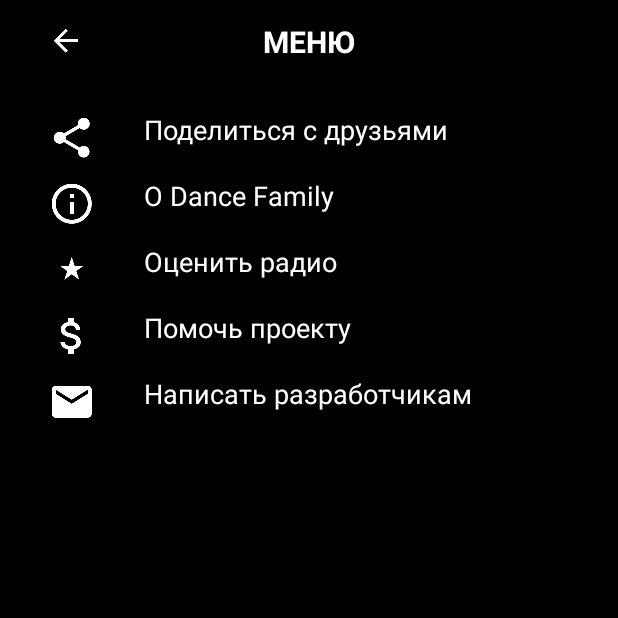
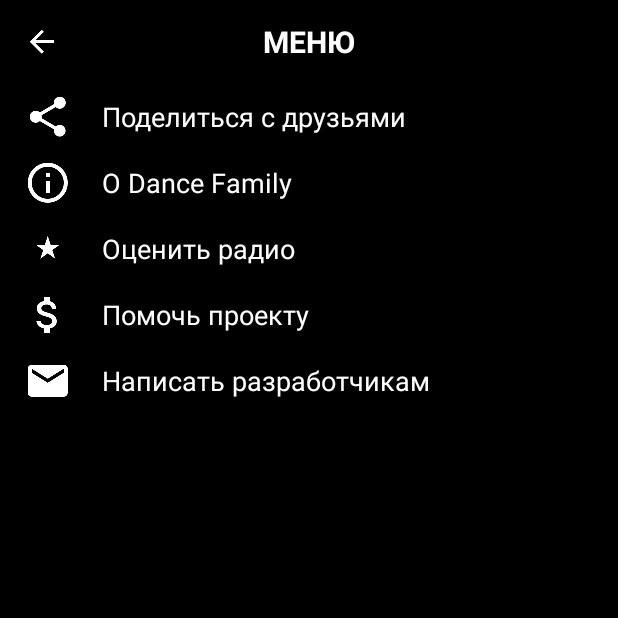
Before and after one commit to kalter704/testDFRadio, an Android app: the MenuActivity screen opened directly, with no data from a screen before it, on a phone screen of 412 x 824 dp, the top half of it. Run offline under Robolectric (Android 15) with nearby library versions, the phone set to English and light mode, and no system bars.

Commit message:
поправил размеры и добавил анимации к картинкам

```diff
--- a/app/src/main/java/com/example/vasiliy/testdfradio/Activityes/MainActivity.java
+++ b/app/src/main/java/com/example/vasiliy/testdfradio/Activityes/MainActivity.java
@@ -16,7 +16,6 @@ import com.example.vasiliy.testdfradio.R;
 
 
 public class MainActivity extends AppCompatActivity {
-
 
 
     @Override
@@ -40,13 +39,14 @@ public class MainActivity extends AppCompatActivity {
     }
 
     private void initViews() {
-        (findViewById(R.id.ivMenu)).setOnClickListener(new View.OnClickListener() {
+        (findViewById(R.id.rlMenu)).setOnClickListener(new View.OnClickListener() {
             @Override
             public void onClick(View view) {
                 startActivity(new Intent(MainActivity.this, MenuActivity.class));
             }
         });
     }
+
     private void setupViewPager(ViewPager viewPager) {
         ViewPagerAdapter adapter = new ViewPagerAdapter(getSupportFragmentManager());
         adapter.addFragment(new AllRadioFragment(), getString(R.string.tab_all));
--- a/app/src/main/java/com/example/vasiliy/testdfradio/Activityes/MenuActivity.java
+++ b/app/src/main/java/com/example/vasiliy/testdfradio/Activityes/MenuActivity.java
@@ -30,7 +30,7 @@ public class MenuActivity extends AppCompatActivity implements View.OnClickListe
     }
 
     private void initAll() {
-        (findViewById(R.id.ivBack)).setOnClickListener(this);
+        (findViewById(R.id.rlBack)).setOnClickListener(this);
         (findViewById(R.id.llShare)).setOnClickListener(this);
         (findViewById(R.id.llInfo)).setOnClickListener(this);
         (findViewById(R.id.llStar)).setOnClickListener(this);
@@ -42,7 +42,7 @@ public class MenuActivity extends AppCompatActivity implements View.OnClickListe
     public void onClick(View view) {
         Intent intent = null;
         switch (view.getId()) {
-            case R.id.ivBack:
+            case R.id.rlBack:
                 finish();
                 break;
             case R.id.llShare:
--- /dev/null
+++ b/app/src/main/res/drawable/button_background.xml
@@ -0,0 +1,6 @@
+<?xml version="1.0" encoding="utf-8"?>
+<selector xmlns:android="http://schemas.android.com/apk/res/android">
+    <item android:drawable="@color/colorPressedMenuButton" android:state_pressed="true" />
+    <item android:drawable="@color/colorPressedMenuButton" android:state_focused="true" />
+    <item android:drawable="@color/colorPrimary" />
+</selector>
--- /dev/null
+++ b/app/src/main/res/drawable/menu_button_background.xml
@@ -0,0 +1,6 @@
+<?xml version="1.0" encoding="utf-8"?>
+<selector xmlns:android="http://schemas.android.com/apk/res/android">
+    <item android:drawable="@color/colorPressedMenuButton" android:state_pressed="true" />
+    <item android:drawable="@color/colorPressedMenuButton" android:state_focused="true" />
+    <item android:drawable="@color/colorPrimary" />
+</selector>
--- a/app/src/main/res/layout/activity_menu.xml
+++ b/app/src/main/res/layout/activity_menu.xml
@@ -16,8 +16,8 @@
             android:id="@+id/toolbar"
             android:layout_width="match_parent"
             android:layout_height="?attr/actionBarSize"
-            app:contentInsetEnd="@dimen/menu_activity_horizontal_margin"
-            app:contentInsetStart="@dimen/menu_activity_horizontal_margin">
+            app:contentInsetEnd="0dp"
+            app:contentInsetStart="0dp">
 
             <RelativeLayout xmlns:android="http://schemas.android.com/apk/res/android"
                 xmlns:app="http://schemas.android.com/apk/res-auto"
@@ -27,6 +27,13 @@
                 android:orientation="horizontal"
                 tools:background="#000000">
 
+                <RelativeLayout
+                    android:id="@+id/rlBack"
+                    android:layout_width="wrap_content"
+                    android:layout_height="match_parent"
+                    android:background="@drawable/button_background"
+                    android:paddingLeft="@dimen/activity_horizontal_margin"
+                    android:paddingRight="@dimen/activity_horizontal_margin">
 
                     <ImageView
                         android:id="@+id/ivBack"
@@ -34,11 +41,13 @@
                         android:layout_height="wrap_content"
                         android:layout_centerVertical="true"
                         app:srcCompat="@drawable/ic_arrow_back" />
+                </RelativeLayout>
 
 
                 <LinearLayout
                     android:layout_width="match_parent"
                     android:layout_height="wrap_content"
+                    android:layout_centerVertical="true"
                     android:orientation="vertical">
 
                     <TextView
@@ -59,10 +68,7 @@
     <android.support.v4.widget.NestedScrollView
         android:layout_width="match_parent"
         android:layout_height="match_parent"
-        android:layout_marginLeft="@dimen/menu_activity_horizontal_margin"
-        android:layout_marginRight="@dimen/menu_activity_horizontal_margin"
         app:layout_behavior="android.support.design.widget.AppBarLayout$ScrollingViewBehavior">
-
 
         <LinearLayout
             android:layout_width="match_parent"
@@ -70,17 +76,14 @@
             android:orientation="vertical">
 
             <LinearLayout
-                android:layout_width="match_parent"
-                android:layout_height="match_parent"
-                android:layout_marginTop="@dimen/menu_margin_top"
-                android:orientation="horizontal"
-                android:id="@+id/llShare">
+                android:id="@+id/llShare"
+                style="@style/style_layout_item_background">
 
                 <ImageView
                     android:id="@+id/imageView"
                     android:layout_width="wrap_content"
                     android:layout_height="wrap_content"
-                    android:layout_marginRight="@dimen/menu_activity_horizontal_margin"
+                    android:layout_marginRight="@dimen/menu_icons_margin_right"
                     app:srcCompat="@drawable/icon_share" />
 
                 <TextView
@@ -88,24 +91,21 @@
                     android:layout_width="wrap_content"
                     android:layout_height="wrap_content"
                     android:layout_gravity="center_vertical"
+                    android:layout_marginTop="@dimen/menu_margin_top_text_items"
                     android:text="@string/menu_shate"
                     android:textColor="@color/textColorPrimary"
-                    android:textSize="@dimen/text_size_menu_items"
-                    android:layout_marginTop="@dimen/menu_margin_top_text_items"/>
+                    android:textSize="@dimen/text_size_menu_items" />
             </LinearLayout>
 
             <LinearLayout
-                android:layout_width="match_parent"
-                android:layout_height="match_parent"
-                android:layout_marginTop="@dimen/menu_margin_between_items"
                 android:id="@+id/llInfo"
-                android:orientation="horizontal">
+                style="@style/style_layout_item_background">
 
                 <ImageView
                     android:id="@+id/imageView6"
                     android:layout_width="wrap_content"
                     android:layout_height="wrap_content"
-                    android:layout_marginRight="@dimen/menu_activity_horizontal_margin"
+                    android:layout_marginRight="@dimen/menu_icons_margin_right"
                     app:srcCompat="@drawable/icon_info" />
 
                 <TextView
@@ -113,24 +113,21 @@
                     android:layout_width="wrap_content"
                     android:layout_height="wrap_content"
                     android:layout_gravity="center_vertical"
+                    android:layout_marginTop="@dimen/menu_margin_top_text_items"
                     android:text="@string/menu_info"
                     android:textColor="@color/textColorPrimary"
-                    android:layout_marginTop="@dimen/menu_margin_top_text_items"
                     android:textSize="@dimen/text_size_menu_items" />
             </LinearLayout>
 
             <LinearLayout
-                android:layout_width="match_parent"
-                android:layout_height="match_parent"
-                android:layout_marginTop="@dimen/menu_margin_between_items"
-                android:orientation="horizontal"
-                android:id="@+id/llStar">
+                android:id="@+id/llStar"
+                style="@style/style_layout_item_background">
 
                 <ImageView
                     android:id="@+id/imageView3"
                     android:layout_width="wrap_content"
                     android:layout_height="wrap_content"
-                    android:layout_marginRight="@dimen/menu_activity_horizontal_margin"
+                    android:layout_marginRight="@dimen/menu_icons_margin_right"
                     app:srcCompat="@drawable/icon_star" />
 
                 <TextView
@@ -138,24 +135,21 @@
                     android:layout_width="wrap_content"
                     android:layout_height="wrap_content"
                     android:layout_gravity="center_vertical"
+                    android:layout_marginTop="@dimen/menu_margin_top_text_items"
                     android:text="@string/menu_star"
                     android:textColor="@color/textColorPrimary"
-                    android:layout_marginTop="@dimen/menu_margin_top_text_items"
                     android:textSize="@dimen/text_size_menu_items" />
             </LinearLayout>
 
             <LinearLayout
-                android:layout_width="match_parent"
-                android:layout_height="match_parent"
-                android:layout_marginTop="@dimen/menu_margin_between_items"
-                android:orientation="horizontal"
-                android:id="@+id/llMoney">
+                android:id="@+id/llMoney"
+                style="@style/style_layout_item_background">
 
                 <ImageView
                     android:id="@+id/imageView4"
                     android:layout_width="wrap_content"
                     android:layout_height="wrap_content"
-                    android:layout_marginRight="@dimen/menu_activity_horizontal_margin"
+                    android:layout_marginRight="@dimen/menu_icons_margin_right"
                     app:srcCompat="@drawable/icon_money" />
 
                 <TextView
@@ -170,17 +164,14 @@
             </LinearLayout>
 
             <LinearLayout
-                android:layout_width="match_parent"
-                android:layout_height="match_parent"
-                android:layout_marginTop="@dimen/menu_margin_between_items"
-                android:orientation="horizontal"
-                android:id="@+id/llEmail">
+                android:id="@+id/llEmail"
+                style="@style/style_layout_item_background">
 
                 <ImageView
                     android:id="@+id/imageView2"
                     android:layout_width="wrap_content"
                     android:layout_height="wrap_content"
-                    android:layout_marginRight="@dimen/menu_activity_horizontal_margin"
+                    android:layout_marginRight="@dimen/menu_icons_margin_right"
                     app:srcCompat="@drawable/icon_email" />
 
                 <TextView
--- a/app/src/main/res/values/colors.xml
+++ b/app/src/main/res/values/colors.xml
@@ -18,4 +18,7 @@
     <color name="colorWhiteBackground">#ffffff</color>
     <color name="colorBlackBackground">#000000</color>
 
+    <color name="colorPressedMenuButton">#1F1F1F</color>
+    <color name="colorPressedRecycleItem">#E8E8E8</color>
+
 </resources>
--- a/app/src/main/res/values/dimens.xml
+++ b/app/src/main/res/values/dimens.xml
@@ -17,9 +17,12 @@
 
     <dimen name="space_between_titles_in_toolbar">-7dp</dimen>
 
+    <!--
     <dimen name="menu_activity_horizontal_margin">32dp</dimen>
+    -->
     <dimen name="menu_margin_top">20dp</dimen>
     <dimen name="menu_margin_between_items">12dp</dimen>
-    <dimen name="menu_margin_top_text_items">-5dp</dimen>
+    <dimen name="menu_margin_top_text_items">0dp</dimen>
+    <dimen name="menu_icons_margin_right">20dp</dimen>
 
 </resources>
--- a/app/src/main/res/values/styles.xml
+++ b/app/src/main/res/values/styles.xml
@@ -15,7 +15,24 @@
     </style>
 
 
+    <style name="style_layout_item_background">
+        <item name="android:background">@drawable/menu_button_background</item>
+        <item name="android:layout_width">match_parent</item>
+        <item name="android:layout_height">match_parent</item>
+        <item name="android:orientation">horizontal</item>
+        <item name="android:paddingTop">6dp</item>
+        <item name="android:paddingBottom">6dp</item>
+        <item name="android:paddingLeft">@dimen/activity_horizontal_margin</item>
+        <item name="android:paddingRight">@dimen/activity_horizontal_margin</item>
+    </style>
 
+    <style name="style_control_button_in_play_activity">
+        <item name="android:layout_width">144dp</item>
+        <item name="android:layout_height">144dp</item>
+        <item name="android:layout_centerVertical">true</item>
+        <item name="android:layout_centerHorizontal">true</item>
+        <item name="android:background">@drawable/menu_button_background</item>
+    </style>
 
 
 </resources>
```
Also changed, not shown: app/src/main/java/com/example/vasiliy/testdfradio/Activityes/PlayActivity.java (+13 -12 lines), app/src/main/res/layout/activity_main.xml (+21 -10 lines), app/src/main/res/layout/activity_play.xml (+48 -15 lines). Lines whose indentation alone changed are shown as unchanged.
